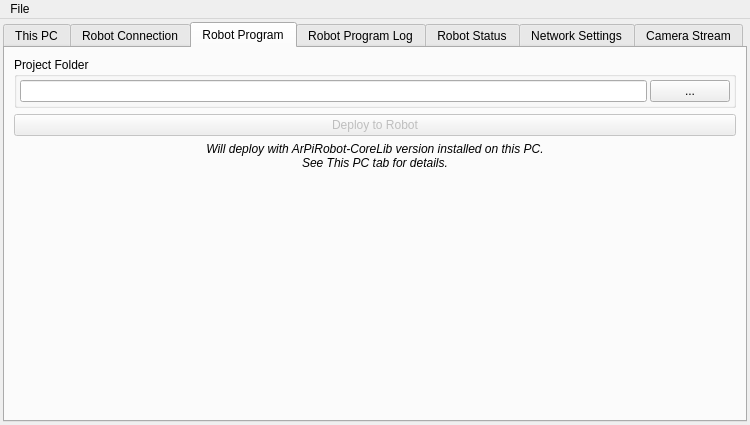
Old version of the form ui/deploy_tool.ui in the repository ArPiRobot/ArPiRobot-DeployTool.
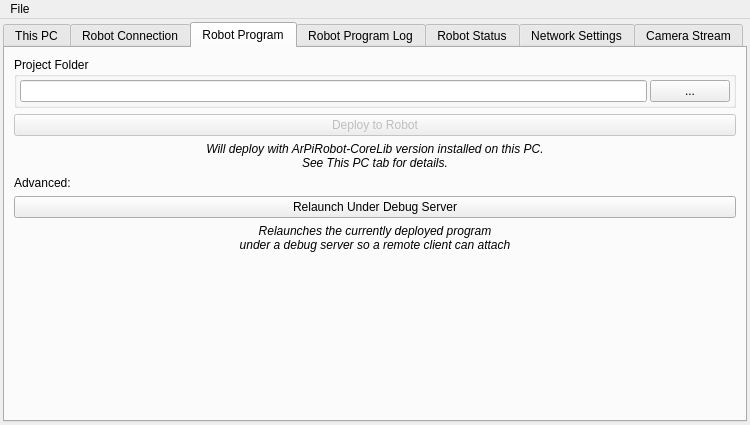
New version of the form. The open tabs and pages were chosen to show the change. Icons and pictures are not drawn.

Commit message: Add relaunch under debug server button in UI (not functional yet)

```diff
--- a/ui/deploy_tool.ui
+++ b/ui/deploy_tool.ui
@@ -414,6 +414,35 @@
           </property>
          </widget>
         </item>
+        <item>
+         <widget class="QLabel" name="label_22">
+          <property name="text">
+           <string>Advanced:</string>
+          </property>
+         </widget>
+        </item>
+        <item>
+         <widget class="QPushButton" name="btn_relaunch_debug">
+          <property name="text">
+           <string>Relaunch Under Debug Server</string>
+          </property>
+         </widget>
+        </item>
+        <item>
+         <widget class="QLabel" name="label_27">
+          <property name="font">
+           <font>
+            <italic>true</italic>
+           </font>
+          </property>
+          <property name="text">
+           <string>&lt;html&gt;&lt;head/&gt;&lt;body&gt;&lt;p&gt;&lt;span style=&quot; font-style:italic;&quot;&gt;Relaunches the currently deployed program&lt;br/&gt;under a debug server so a remote client can attach&lt;/span&gt;&lt;/p&gt;&lt;/body&gt;&lt;/html&gt;</string>
+          </property>
+          <property name="alignment">
+           <set>Qt::AlignCenter</set>
+          </property>
+         </widget>
+        </item>
         <item>
          <spacer name="verticalSpacer_3">
           <property name="orientation">
```
